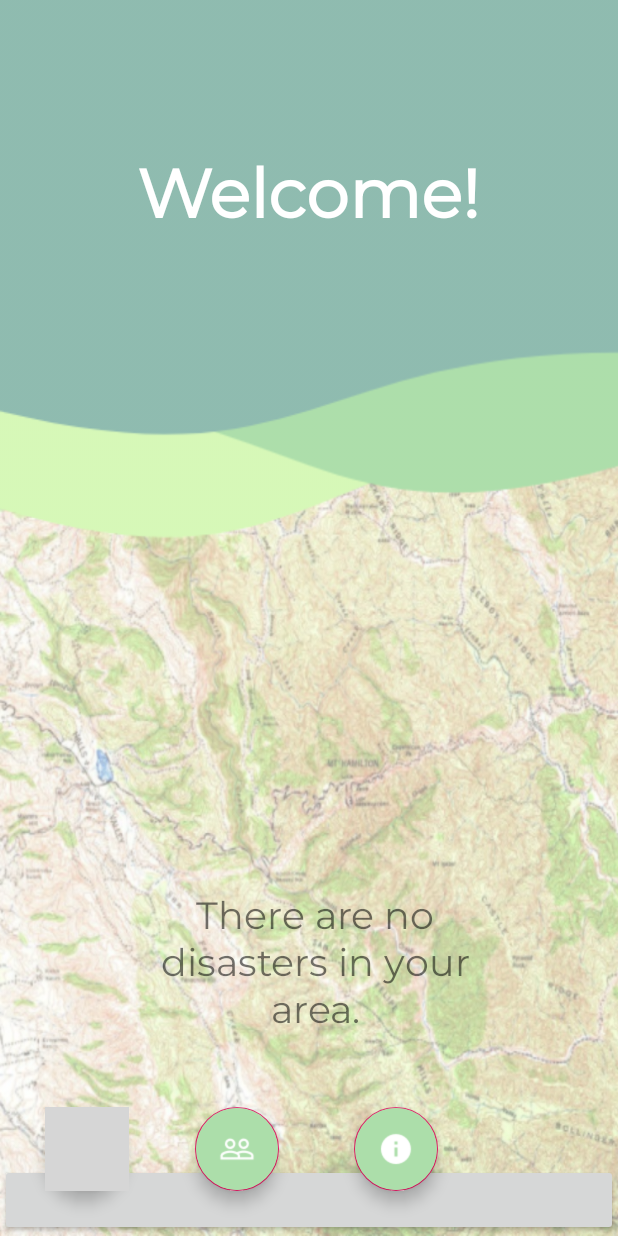
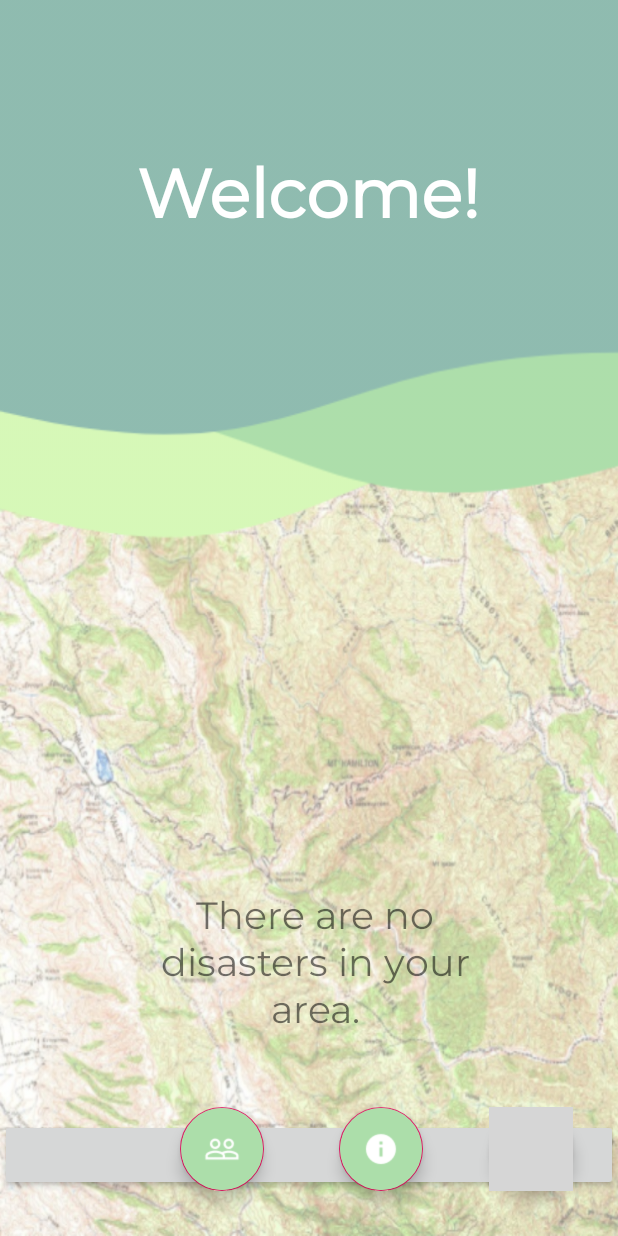
Before and after one commit to scarletdiv0922/Terra2, an Android app: the HomeScreenActivity screen opened directly, with no data from a screen before it, on a phone screen of 412 x 824 dp. Run offline under Robolectric (Android 15) with nearby library versions, the phone set to English and light mode, and no system bars; libraries missing offline, so code that uses them is left out: com.alan.alansdk; plain views replace AlanButton; 7 statements that could not run were skipped; grey boxes are pictures that could not be loaded.

Commit message:
Fixed the others because Alan isn't being very cash money

```diff
--- a/app/src/main/res/layout/activity_home_screen.xml
+++ b/app/src/main/res/layout/activity_home_screen.xml
@@ -22,9 +22,9 @@
         android:id="@+id/menu_button"
         android:layout_width="wrap_content"
         android:layout_height="wrap_content"
-        android:layout_alignParentStart="true"
+        android:layout_alignParentEnd="true"
         android:layout_alignParentBottom="true"
-        android:layout_marginStart="30dp"
+        android:layout_marginEnd="30dp"
         android:layout_marginBottom="30dp"
         android:background="@color/midGreen"
         android:backgroundTint="@color/midGreen"
@@ -36,7 +36,7 @@
         android:layout_height="wrap_content"
         android:layout_alignParentStart="true"
         android:layout_alignParentBottom="true"
-        android:layout_marginStart="130dp"
+        android:layout_marginStart="120dp"
         android:layout_marginBottom="30dp"
         android:background="@color/midGreen"
         android:backgroundTint="@color/midGreen"
@@ -49,7 +49,7 @@
         android:layout_height="wrap_content"
         android:layout_alignParentEnd="true"
         android:layout_alignParentBottom="true"
-        android:layout_marginEnd="120dp"
+        android:layout_marginEnd="130dp"
         android:layout_marginBottom="30dp"
         android:background="@color/midGreen"
         android:backgroundTint="@color/midGreen"
@@ -61,7 +61,8 @@
         android:layout_width="match_parent"
         android:layout_height="wrap_content"
         android:layout_alignParentBottom="true"
-        android:layout_alignParentRight="true">
+        android:layout_alignParentRight="true"
+        android:layout_marginBottom="30dp">
 
     </com.alan.alansdk.button.AlanButton>
 
```
